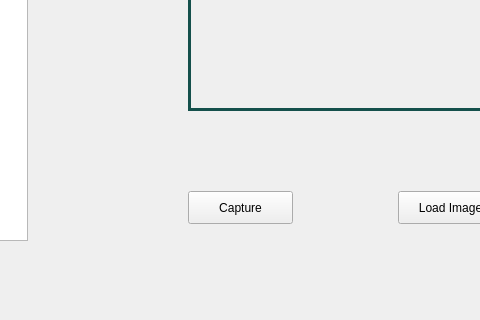
The window that MainWindow.ui (minghuaw/MECH423_Project) describes before a commit, drawn with Qt 5; both pictures show x 582 to 1062 and y 249 to 569 of the 1175 by 569 pixel window.
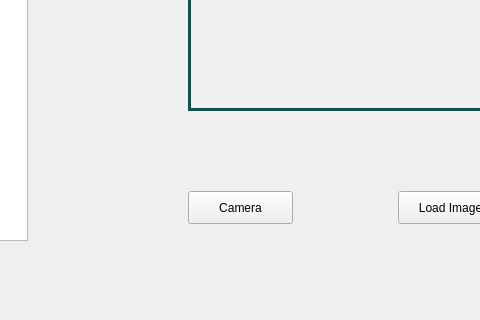
The same window after the commit. Custom widgets are drawn as their Qt base class.

Commit message: Added load image function

```diff
--- a/MainWindow.ui
+++ b/MainWindow.ui
@@ -199,7 +199,7 @@
      </rect>
     </property>
     <property name="text">
-     <string>Capture</string>
+     <string>Camera</string>
     </property>
    </widget>
    <widget class="QPushButton" name="btnLoad">
```
The commit also changes 2 other files.
